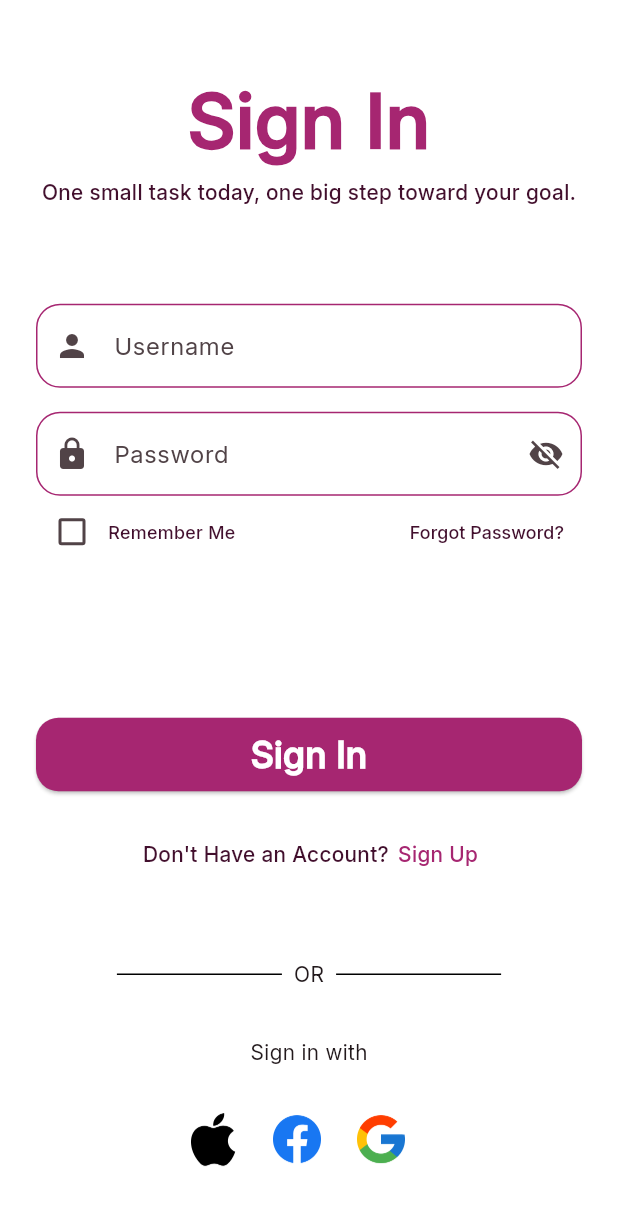
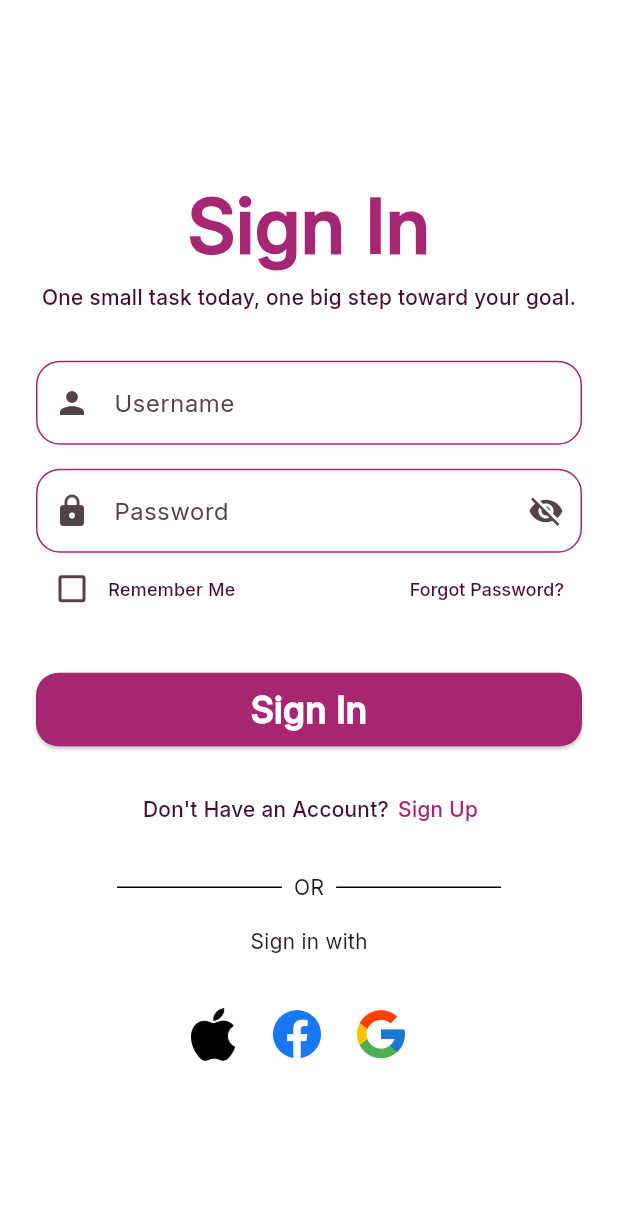
Before and after one commit to mmm-chd/ulangan1_11pplg2, a Flutter app: the screen it shows after launch, on a phone screen of 412 x 824 dp. Shown: the top 1206 px of the screen. Run offline on Flutter 3.47's test engine with Material 3 defaults, Android fonts, the phone set to English and light mode, and no system bars; our stand-ins replace get.

Commit message:
fix [SM] spacing

```diff
--- a/lib/pages/login_page.dart
+++ b/lib/pages/login_page.dart
@@ -17,7 +17,8 @@ class LoginPage extends StatelessWidget {
   @override
   Widget build(BuildContext context) {
     return Scaffold(
-      body: CustomBackground(
+      body: Expanded(
+        child: CustomBackground(
           child: Center(
             child: SingleChildScrollView(
               padding: const EdgeInsets.all(24),
@@ -33,13 +34,14 @@ class LoginPage extends StatelessWidget {
                   ),
                   SpacingComponent(height: 2),
                   const CustomText(
-                  text: "One small task today, one big step toward your goal.",
+                    text:
+                        "One small task today, one big step toward your goal.",
                     size: 14,
                     color: TextColor.primaryTextColor,
                     weight: FontWeight.w500,
                     fontFamily: "Inter",
                   ),
-                SpacingComponent(height: 64),
+                  SpacingComponent(height: 32),
 
                   // Username Field
                   CustomTextField(
@@ -98,7 +100,7 @@ class LoginPage extends StatelessWidget {
                       ),
                     ],
                   ),
-                SpacingComponent(height: 100),
+                  SpacingComponent(height: 32),
 
                   // Sign In Button
                   SizedBox(
@@ -140,7 +142,7 @@ class LoginPage extends StatelessWidget {
                     ],
                   ),
 
-                SpacingComponent(height: 60),
+                  SpacingComponent(height: 32),
 
                   // Container(
                   //       margin: EdgeInsets.symmetric(vertical: 8),
@@ -170,10 +172,10 @@ class LoginPage extends StatelessWidget {
                     ],
                   ),
 
-                SpacingComponent(height: 32),
+                  SpacingComponent(height: 16),
 
                   const Text("Sign in with"),
-                SpacingComponent(height: 28),
+                  SpacingComponent(height: 32),
 
                   // Social Buttons
                   Row(
@@ -204,6 +206,7 @@ class LoginPage extends StatelessWidget {
             ),
           ),
         ),
+      ),
     );
   }
 }
```
Lines whose indentation alone changed are shown as unchanged.
